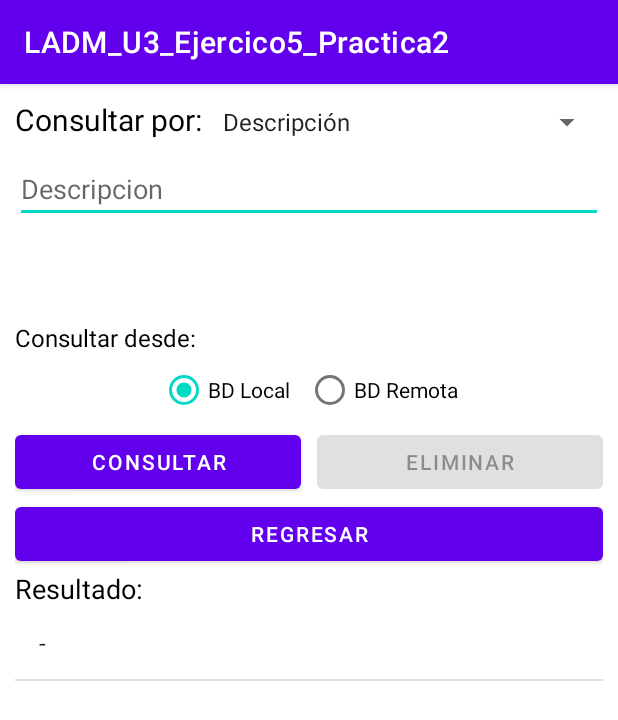
After one commit to IsmaelLopez0/LADM_U3_Ejercico5_Practica2, an Android app: the MainActivity3 screen opened directly, with no data from a screen before it, on a phone screen of 412 x 824 dp. The commit adds this screen. Shown: the top 720 px of the screen. Run offline under Robolectric (Android 15) with nearby library versions, the phone set to English and light mode, and no system bars; our stand-ins replace Firebase (no records; nobody signed in at launch, a user with empty details on screens opened directly).

Commit message:
Actualización de consulta y eliminación

```diff
--- a/app/src/main/AndroidManifest.xml
+++ b/app/src/main/AndroidManifest.xml
@@ -9,7 +9,8 @@
         android:roundIcon="@mipmap/ic_launcher_round"
         android:supportsRtl="true"
         android:theme="@style/Theme.LADM_U3_Ejercico5_Practica2">
-        <activity android:name=".MainActivity2"></activity>
+        <activity android:name=".MainActivity3" />
+        <activity android:name=".MainActivity2" />
         <activity android:name=".MainActivity">
             <intent-filter>
                 <action android:name="android.intent.action.MAIN" />
--- /dev/null
+++ b/app/src/main/res/layout/activity_main3.xml
@@ -0,0 +1,119 @@
+<?xml version="1.0" encoding="utf-8"?>
+<LinearLayout xmlns:android="http://schemas.android.com/apk/res/android"
+    xmlns:app="http://schemas.android.com/apk/res-auto"
+    xmlns:tools="http://schemas.android.com/tools"
+    android:layout_width="match_parent"
+    android:layout_height="match_parent"
+    tools:context=".MainActivity3"
+    android:orientation="vertical"
+    android:padding="10dp">
+
+    <LinearLayout
+        android:layout_width="match_parent"
+        android:layout_height="wrap_content"
+        android:layout_marginBottom="10dp">
+
+        <TextView
+            android:id="@+id/textView"
+            android:layout_width="match_parent"
+            android:layout_height="wrap_content"
+            android:text="Consultar por:"
+            android:textSize="20sp"
+            android:textColor="@color/black"
+            android:layout_weight="2"/>
+
+        <Spinner
+            android:id="@+id/spinner"
+            android:layout_width="match_parent"
+            android:layout_height="wrap_content"
+            android:entries="@array/tiposConsultas"
+            android:layout_weight="1"/>
+
+    </LinearLayout>
+
+    <EditText
+        android:id="@+id/txt1"
+        android:layout_width="match_parent"
+        android:layout_height="wrap_content"
+        android:hint="Descripción"
+        android:layout_marginBottom="10dp"/>
+
+    <EditText
+        android:id="@+id/txt2"
+        android:layout_width="match_parent"
+        android:layout_height="wrap_content"
+        android:hint="A fecha"
+        android:visibility="invisible"
+        android:layout_marginBottom="10dp"/>
+
+    <TextView
+        android:layout_width="match_parent"
+        android:layout_height="wrap_content"
+        android:text="Consultar desde:"
+        android:textSize="16sp"
+        android:textColor="@color/black"/>
+
+    <RadioGroup
+        android:layout_width="wrap_content"
+        android:layout_height="wrap_content"
+        android:orientation="horizontal"
+        android:layout_gravity="center">
+
+            <RadioButton
+                android:id="@+id/radioButton"
+                android:layout_width="match_parent"
+                android:layout_height="wrap_content"
+                android:text="BD Local"
+                android:layout_marginRight="5dp"
+                android:checked="true"/>
+
+            <RadioButton
+                android:id="@+id/radioButton2"
+                android:layout_width="match_parent"
+                android:layout_height="wrap_content"
+                android:text="BD Remota"
+                android:layout_marginLeft="5dp"/>
+    </RadioGroup>
+
+    <LinearLayout
+        android:layout_width="match_parent"
+        android:layout_height="wrap_content"
+        android:orientation="horizontal">
+
+        <Button
+            android:id="@+id/btnConsultar"
+            android:layout_width="match_parent"
+            android:layout_height="wrap_content"
+            android:layout_marginRight="5dp"
+            android:layout_weight="1"
+            android:text="Consultar" />
+
+        <Button
+            android:id="@+id/btnEliminar"
+            android:layout_width="match_parent"
+            android:layout_height="wrap_content"
+            android:text="Eliminar"
+            android:layout_weight="1"
+            android:layout_marginLeft="5dp"
+            android:enabled="false"/>
+    </LinearLayout>
+
+    <Button
+        android:id="@+id/btnRegresar2"
+        android:layout_width="match_parent"
+        android:layout_height="wrap_content"
+        android:text="Regresar" />
+
+    <TextView
+        android:layout_width="match_parent"
+        android:layout_height="wrap_content"
+        android:text="Resultado:"
+        android:textSize="18sp"
+        android:textColor="@color/black"/>
+
+    <ListView
+        android:id="@+id/resultadoConsulta"
+        android:layout_width="match_parent"
+        android:layout_height="match_parent" />
+
+</LinearLayout>
--- a/app/src/main/res/values/strings.xml
+++ b/app/src/main/res/values/strings.xml
@@ -1,3 +1,9 @@
 <resources>
     <string name="app_name">LADM_U3_Ejercico5_Practica2</string>
+    <string-array name="tiposConsultas">
+        <item>Descripción</item>
+        <item>Lugar</item>
+        <item>Fecha</item>
+        <item>Rango de fechas</item>
+    </string-array>
 </resources>
```
Also changed, not shown: app/src/main/java/com/example/ladm_u3_ejercico5_practica2/MainActivity.kt (+10 -1 lines), app/src/main/java/com/example/ladm_u3_ejercico5_practica2/MainActivity3.kt (added, +369 -0 lines), app/src/main/res/layout/activity_main.xml (+33 -2 lines).
